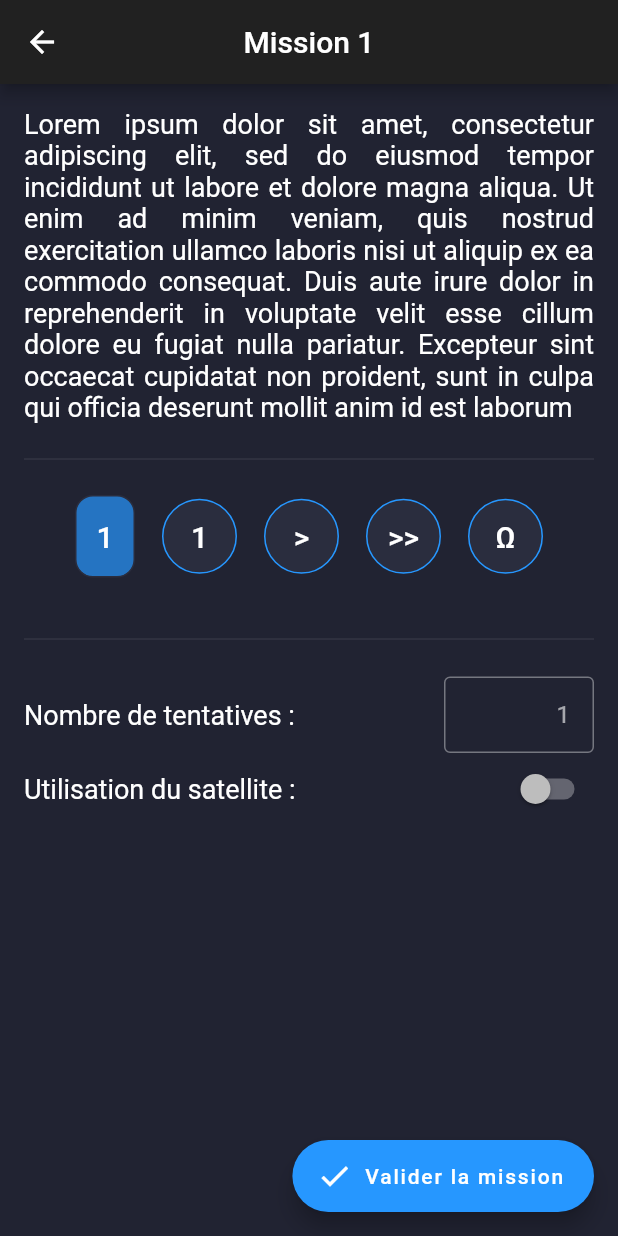
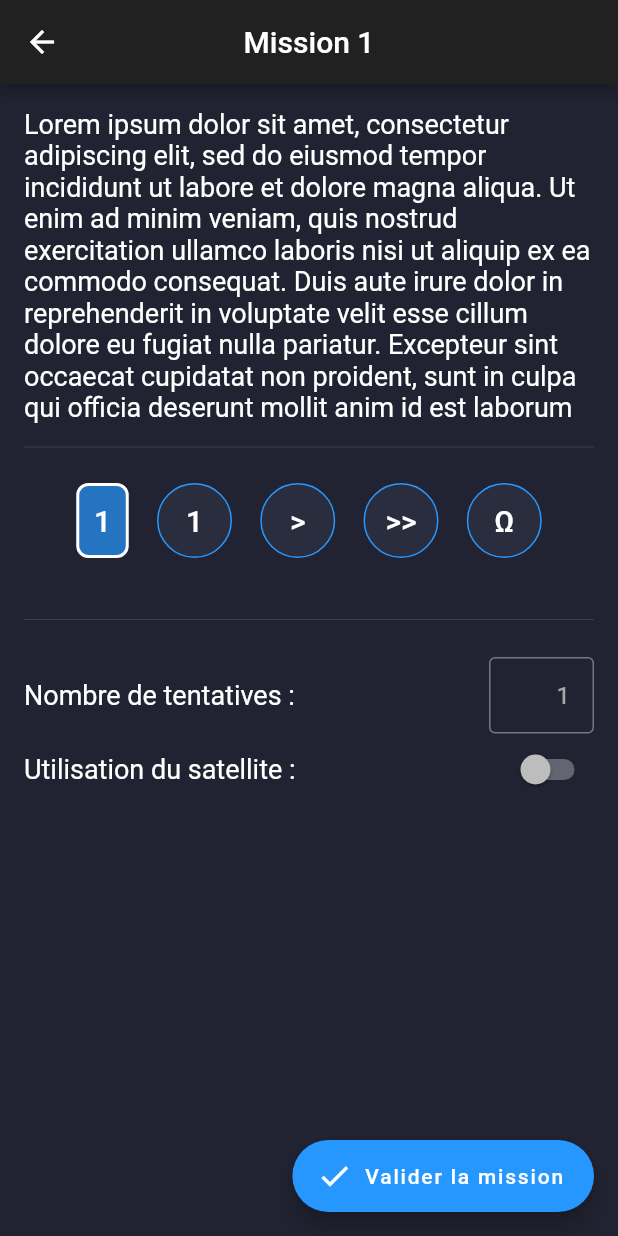
Before and after one commit to JoshuaArus/the_crew_companion, a Flutter app: the PlayGame screen opened directly with empty values, on a phone screen of 412 x 824 dp. Run offline on Flutter 3.47's test engine with Material 2 defaults, Android fonts, the phone set to English and light mode, and no system bars; drawn by our look-alikes of flutter_markdown; our stand-ins replace shared_preferences; accounts and stored records are empty.

Commit message:
Rendu des descriptions en markdown + ajout d' aimOptions et de leur tooltip au longPress dans MissionAims

```diff
--- a/lib/views/components/missionExpansionPanelList.dart
+++ b/lib/views/components/missionExpansionPanelList.dart
@@ -56,7 +56,7 @@ class _MissionExpansionPanelListState extends State<MissionExpansionPanelList> {
           ],
         )
       ]);
-    };
+    }
 
     return children;
   }
--- a/lib/views/components/playGameComponents.dart
+++ b/lib/views/components/playGameComponents.dart
@@ -1,4 +1,5 @@
 import 'package:flutter/material.dart';
+import 'package:flutter_markdown/flutter_markdown.dart';
 
 import 'package:the_crew_companion/entities/aimOption.dart';
 import 'package:the_crew_companion/entities/mission.dart';
@@ -18,11 +19,13 @@ class MissionDescription extends StatelessWidget {
     return Column(
       crossAxisAlignment: CrossAxisAlignment.start,
       children: [
-         Text(
-          mission.description,
-          textAlign: TextAlign.justify,
+        MarkdownBody(
+          data: mission.description,
+          styleSheet: MarkdownStyleSheet(
+            textAlign: WrapAlignment.spaceEvenly
+          ),
         ),
-        Padding(padding: EdgeInsets.only(bottom: defaultPadding)),
+        Padding(padding: EdgeInsets.only(bottom: defaultPadding/2)),
         Divider(),
         MissionAims(currentMission: mission)
       ],
@@ -46,8 +49,8 @@ class MissionAims extends StatelessWidget {
         crossAxisAlignment: CrossAxisAlignment.center,
         mainAxisAlignment: MainAxisAlignment.spaceEvenly,
         children: [
-          AimButton(text: currentMission.aimCount > 0 ? currentMission.aimCount.toString() : "-")
-        ]..addAll(currentMission.aimOptions.map((ao) => GoalButton(text: ao.displayValue)).toList()),
+          AimButton(text: currentMission.aimCount > 0 ? currentMission.aimCount.toString() : "")
+        ]..addAll(currentMission.aimOptions.map((ao) => GoalButton(text: ao.displayValue, tooltip: ao.tooltip)).toList()),
       )
     );
   }
@@ -58,9 +61,11 @@ class GoalButton extends StatelessWidget {
   GoalButton({
     Key? key,
     required this.text,
+    required this.tooltip
   }) : super(key: key);
 
   final String text;
+  final String tooltip;
 
   @override
   Widget build(BuildContext context) {
@@ -74,11 +79,15 @@ class GoalButton extends StatelessWidget {
         color: secondaryColor,
         shape: BoxShape.circle
       ),
-      child: Center(
-        child: Text(
-          text,
-          style: Theme.of(context).textTheme.headline6,
-        )
+      child: IconButton(
+        tooltip: tooltip,
+        onPressed: null,
+        icon: FittedBox(
+          child: Text(
+            text,
+            style: Theme.of(context).textTheme.headline6
+          )
+        ),
       )
     );
   }
@@ -95,14 +104,18 @@ class AimButton extends StatelessWidget {
 
   @override
   Widget build(BuildContext context) {
+    if (text == "")
+      return Container();
+
     return Container(
-      height: 55,
-      width: 40,
+      height: 50,
+      width: 35,
       decoration: BoxDecoration(
         border: Border.all(
-          color : secondaryColor,
+          color : Colors.white,
+          width: 2
         ),
-        borderRadius: BorderRadius.all(Radius.circular(12)),
+        borderRadius: BorderRadius.all(Radius.circular(8)),
         color: primaryColor.withOpacity(0.7),
         shape:  BoxShape.rectangle,
       ),
--- a/lib/views/playGame.dart
+++ b/lib/views/playGame.dart
@@ -74,7 +74,7 @@ class PlayGameState extends State<PlayGame> {
                   children: [
                     Text("Nombre de tentatives : "),
                     Container(
-                        width: 100,
+                      width: 70,
                       child: TextField(
                         decoration: InputDecoration(
                           contentPadding: EdgeInsets.all(defaultPadding),
@@ -89,7 +89,9 @@ class PlayGameState extends State<PlayGame> {
                         keyboardType: TextInputType.number,
                         inputFormatters: [
                           FilteringTextInputFormatter.digitsOnly
-                            ])),
+                        ]
+                      )
+                    ),
                   ],
                 ),
                 Row(
--- a/pubspec.yaml
+++ b/pubspec.yaml
@@ -25,6 +25,7 @@ dependencies:
     sdk: flutter
   confirm_dialog: ^1.0.0
   shared_preferences: ^2.0.6
+  flutter_markdown: ^0.6.2
 
   # The following adds the Cupertino Icons font to your application.
   # Use with the CupertinoIcons class for iOS style icons.
```
Also changed, not shown: lib/entities/aimOption.dart (+37 -2 lines), pubspec.lock. Lines whose indentation alone changed are shown as unchanged.
